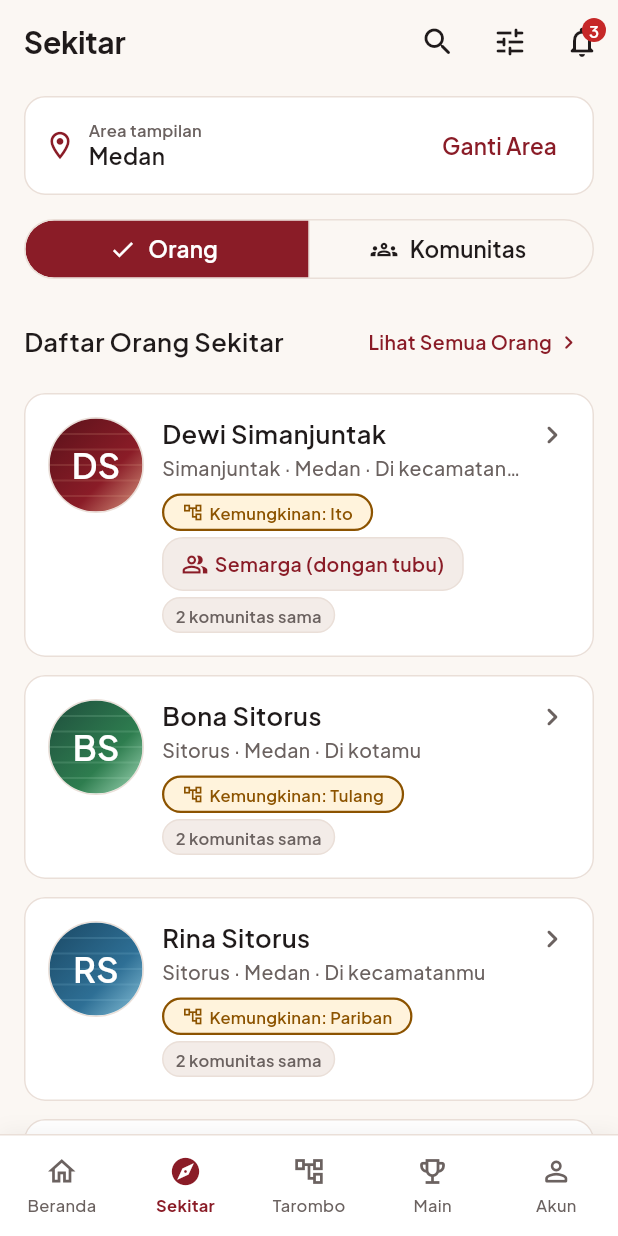
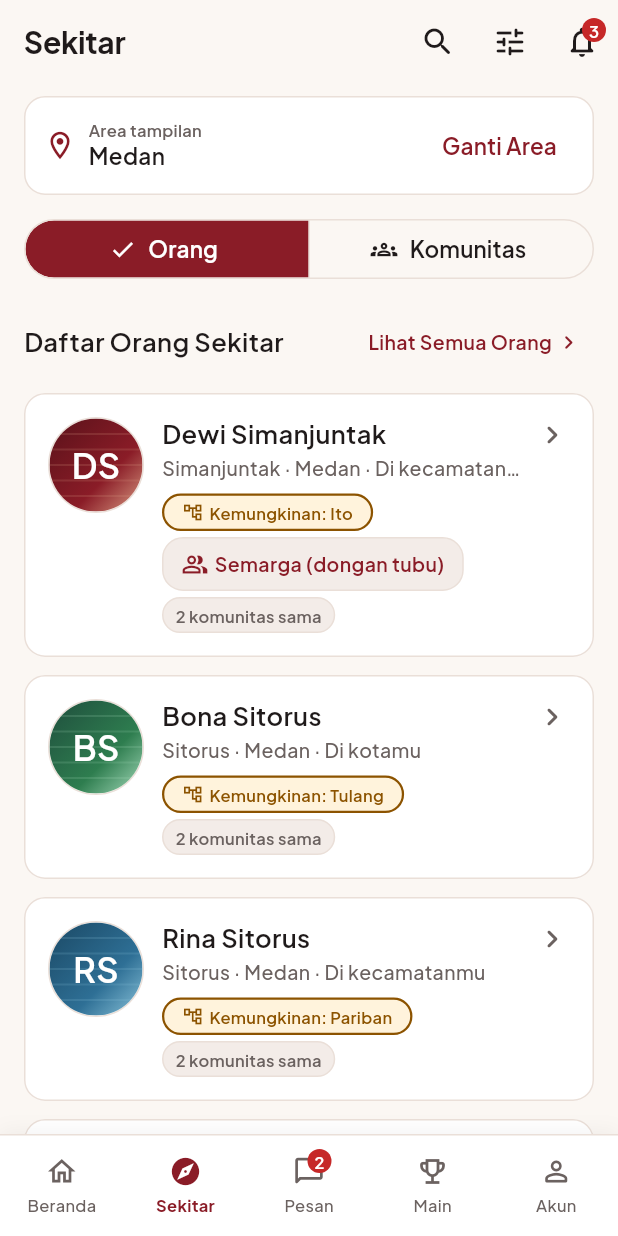
Before and after one commit to WaLMaN-s/HORAS-apk, a Flutter app: the screen it shows after launch, item 2 of the bottom bar chosen, on a phone screen of 412 x 824 dp. Run offline on Flutter 3.47's test engine with Material 3 defaults, Android fonts, the phone set to English and light mode, and no system bars; our stand-ins replace clock, flutter_image_compress, flutter_local_notifications, flutter_riverpod, flutter_secure_storage, flutter_timezone and 9 more; accounts and stored records are empty.

Commit message:
feat: pindah tarombo ke pengaturan dan pesan ke tab tengah

```diff
--- a/lib/core/l10n/app_strings.dart
+++ b/lib/core/l10n/app_strings.dart
@@ -72,6 +72,8 @@ abstract final class AppStrings {
   static const String tabSekitarSub = 'Penemuan';
   static const String tabTarombo = 'Tarombo';
   static const String tabTaromboSub = 'Keluarga';
+  static const String tabPesan = 'Pesan';
+  static const String tabPesanSub = 'Obrolan';
   static const String tabMain = 'Main';
   static const String tabMainSub = 'Aktivitas';
   static const String tabAkun = 'Akun';
--- a/lib/core/router/main_shell_scaffold.dart
+++ b/lib/core/router/main_shell_scaffold.dart
@@ -1,5 +1,6 @@
 import 'package:flutter_riverpod/flutter_riverpod.dart';
 import 'package:go_router/go_router.dart';
+import 'package:horas/core/config/repository_providers.dart';
 import 'package:horas/core/l10n/app_strings.dart';
 import 'package:horas/core/router/shell_navigation_controller.dart';
 import 'package:horas/core/theme/app_theme.dart';
@@ -35,10 +36,10 @@ const List<_BottomNavTabSpec> _kBottomTabs = <_BottomNavTabSpec>[
     activeIcon: Icons.explore_rounded,
   ),
   _BottomNavTabSpec(
-    label: AppStrings.tabTarombo,
-    sublabel: AppStrings.tabTaromboSub,
-    icon: Icons.account_tree_outlined,
-    activeIcon: Icons.account_tree_rounded,
+    label: AppStrings.tabPesan,
+    sublabel: AppStrings.tabPesanSub,
+    icon: Icons.chat_bubble_outline_rounded,
+    activeIcon: Icons.chat_bubble_rounded,
   ),
   _BottomNavTabSpec(
     label: AppStrings.tabMain,
@@ -81,6 +82,9 @@ class MainShellScaffold extends ConsumerWidget {
     final colors = context.colors;
     final typo = context.typo;
     final currentIndex = navigationShell.currentIndex;
+    final unreadCounts =
+        ref.watch(unreadCountsProvider).value ??
+        ref.read(navigationBadgeRepositoryProvider).currentUnreadCounts();
 
     return Scaffold(
       body: navigationShell,
@@ -103,6 +107,7 @@ class MainShellScaffold extends ConsumerWidget {
                     child: _BottomNavBarItem(
                       spec: _kBottomTabs[i],
                       isSelected: i == currentIndex,
+                      badgeCount: i == 2 ? unreadCounts.unreadMessages : 0,
                       activeColor: colors.accent,
                       inactiveColor: colors.textMuted,
                       labelStyle: typo.micro,
@@ -126,6 +131,7 @@ class _BottomNavBarItem extends StatelessWidget {
     required this.inactiveColor,
     required this.labelStyle,
     required this.onTap,
+    this.badgeCount = 0,
   });
 
   final _BottomNavTabSpec spec;
@@ -134,15 +140,19 @@ class _BottomNavBarItem extends StatelessWidget {
   final Color inactiveColor;
   final TextStyle labelStyle;
   final VoidCallback onTap;
+  final int badgeCount;
 
   @override
   Widget build(BuildContext context) {
     final fgColor = isSelected ? activeColor : inactiveColor;
+    final semanticsLabel = badgeCount > 0
+        ? '${AppStrings.semanticsTab(spec.label, spec.sublabel)}, ${AppStrings.semanticsUnreadBadge(badgeCount)}'
+        : AppStrings.semanticsTab(spec.label, spec.sublabel);
 
     return Semantics(
       button: true,
       selected: isSelected,
-      label: AppStrings.semanticsTab(spec.label, spec.sublabel),
+      label: semanticsLabel,
       child: InkWell(
         onTap: onTap,
         child: ConstrainedBox(
@@ -153,10 +163,14 @@ class _BottomNavBarItem extends StatelessWidget {
           child: Column(
             mainAxisAlignment: MainAxisAlignment.center,
             children: <Widget>[
-              Icon(
-                isSelected ? spec.activeIcon : spec.icon,
-                size: AppSizes.iconMd,
-                color: fgColor,
+              Badge(
+                isLabelVisible: badgeCount > 0,
+                label: Text(badgeCount > 99 ? '99+' : '$badgeCount'),
+                child: Icon(
+                  isSelected ? spec.activeIcon : spec.icon,
+                  size: AppSizes.iconMd,
+                  color: fgColor,
+                ),
               ),
               const SizedBox(height: AppSpacing.xs),
               Text(
--- a/lib/features/account/presentation/akn07_settings_page.dart
+++ b/lib/features/account/presentation/akn07_settings_page.dart
@@ -72,6 +72,11 @@ class Akn07SettingsPage extends ConsumerWidget {
             const SizedBox(height: AppSpacing.md),
 
             const SectionHeader(title: AppStrings.akn07AccountSection),
+            _NavTile(
+              icon: Icons.account_tree_outlined,
+              title: AppStrings.tar01Title,
+              route: AppPages.tar01.routePath,
+            ),
             _NavTile(
               icon: Icons.lock_outline_rounded,
               title: AppStrings.akn08Title,
--- a/lib/features/home/presentation/ber01_feed_page.dart
+++ b/lib/features/home/presentation/ber01_feed_page.dart
@@ -72,12 +72,6 @@ class Ber01FeedPage extends ConsumerWidget {
             semanticsLabel: AppStrings.semanticsNotifications,
             badgeCount: unreadCounts.unreadNotifications,
             onTap: () => context.push(AppPages.sis01.routePath),
-          ),
-          _FeedTopBarIcon(
-            icon: Icons.chat_bubble_outline_rounded,
-            semanticsLabel: AppStrings.semanticsMessages,
-            badgeCount: unreadCounts.unreadMessages,
-            onTap: () => context.push(AppPages.psn01.routePath),
           ),
         ],
       ),
--- a/lib/features/messages/presentation/messages_placeholder_page.dart
+++ b/lib/features/messages/presentation/messages_placeholder_page.dart
@@ -22,10 +22,12 @@ class MessagesModulePageRouter extends StatelessWidget {
     required this.pageSpec,
     required this.routerState,
     super.key,
+    this.tabIndex,
   });
 
   final PageSpec pageSpec;
   final GoRouterState routerState;
+  final int? tabIndex;
 
   @override
   Widget build(BuildContext context) {
@@ -33,7 +35,7 @@ class MessagesModulePageRouter extends StatelessWidget {
     final conversationId = query['conversationId'] ?? query['id'] ?? '';
 
     if (pageSpec.id == AppPages.psn01.id) {
-      return const Psn01ConversationsPage();
+      return Psn01ConversationsPage(tabIndex: tabIndex);
     }
     if (pageSpec.id == AppPages.psn02.id) {
       return const Psn02MessageRequestsPage();
--- a/lib/features/tarombo/presentation/tarombo_placeholder_page.dart
+++ b/lib/features/tarombo/presentation/tarombo_placeholder_page.dart
@@ -44,7 +44,7 @@ class TaromboModulePageRouter extends StatelessWidget {
     final userId = params['userId'] ?? '';
 
     if (pageSpec.id == AppPages.tar01.id) {
-      return Tar01DashboardPage(tabIndex: tabIndex ?? 2);
+      return Tar01DashboardPage(tabIndex: tabIndex);
     }
     if (pageSpec.id == AppPages.tar02.id) {
       return const Tar02TreePage();
```
Also changed, not shown: lib/core/router/app_router.dart (+11 -9 lines), lib/features/messages/presentation/psn01_conversations_page.dart (+30 -2 lines), lib/features/tarombo/presentation/tar01_dashboard_page.dart (+8 -6 lines), 6 other files.
